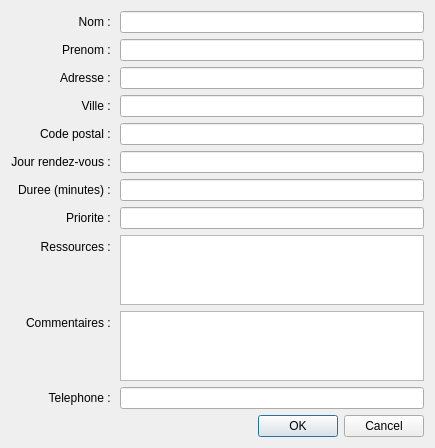
The window that AppliQt/Vue/ajouterclientwindow.ui (JermanKell/PRJ_TP_Qt) describes before a commit, drawn with Qt 5.
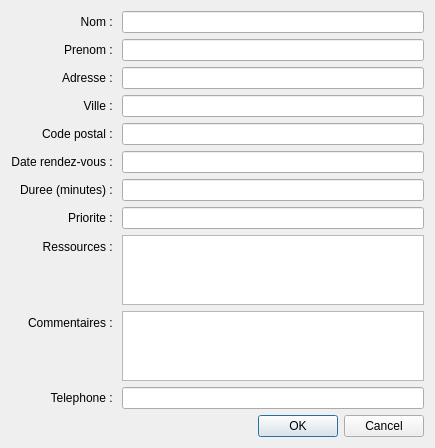
The same window after the commit.

```diff
--- a/AppliQt/Vue/ajouterclientwindow.ui
+++ b/AppliQt/Vue/ajouterclientwindow.ui
@@ -75,7 +75,7 @@
      <item row="5" column="0">
       <widget class="QLabel" name="label_JourRDV">
        <property name="text">
-        <string>Jour rendez-vous : </string>
+        <string>Date rendez-vous : </string>
        </property>
        <property name="alignment">
         <set>Qt::AlignRight|Qt::AlignTrailing|Qt::AlignVCenter</set>
```
Left out of the diff: 16 changed lines with no effect on the pictures.
